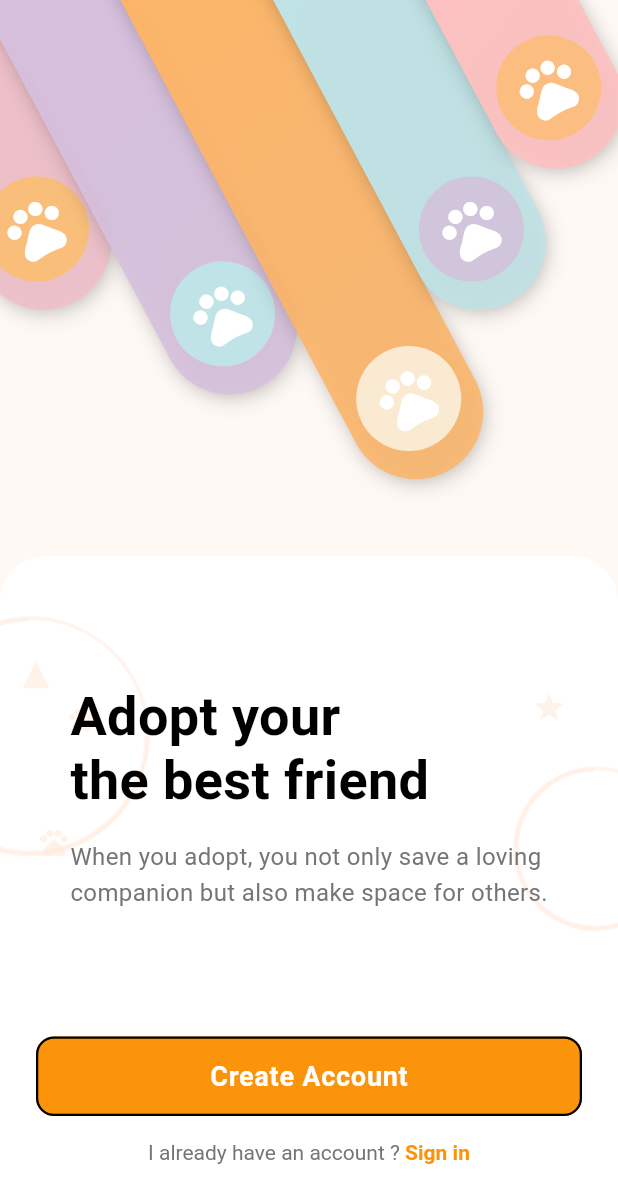
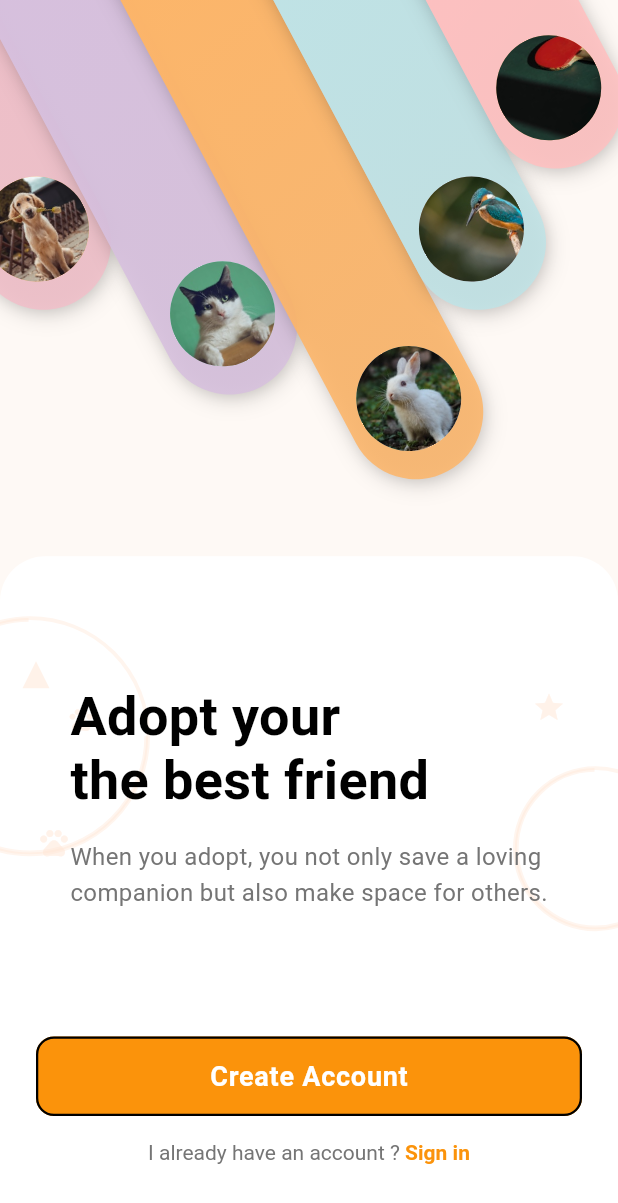
Before and after one commit to Sopheaktra-Phol/purfect_care, a Flutter app: the screen it shows after launch, on a phone screen of 412 x 824 dp. Shown: the top 1203 px of the screen. Run offline on Flutter 3.47's test engine with Material 3 defaults, Android fonts, the light colour scheme and no system bars; our stand-ins replace cloud_firestore, firebase_auth, firebase_core, firebase_storage, flutter_local_notifications, google_sign_in and 5 more; accounts and stored records are empty; Roboto replaces fonts that are missing (Poppins).

Commit message:
improve UI

```diff
--- a/lib/screens/welcome_screen.dart
+++ b/lib/screens/welcome_screen.dart
@@ -119,13 +119,13 @@ class _PetRibbonsSection extends StatelessWidget {
       return Stack(
         clipBehavior: Clip.none,
         children: [
-        // Out-left strip - leftmost - Grey tabby cat
+        // Out-left strip - leftmost - Dog
         _PetRibbon(
           color: const Color(0xFFF1BFC9), // #f1bfc9
           leftOffset: -70,
           topOffset: -100,
           height: 320,
-          petIcon: Icons.pets,
+          petImagePath: 'assets/images/pets/dog.png',
           petBackgroundColor: const Color(0xFFF8BE7A), // #f8be7a
           petImageX: 45, // Center horizontally
           petImageY: 265, // Moved up by 20
@@ -133,13 +133,13 @@ class _PetRibbonsSection extends StatelessWidget {
           animationController: animationController,
         ),
 
-        // Strip to the left - Brown dog
+        // Strip to the left - Cat
         _PetRibbon(
           color: const Color(0xFFD7C0DE), // #d7c0de
           leftOffset: 40,
           topOffset: -100,
           height: 380,
-          petIcon: Icons.pets,
+          petImagePath: 'assets/images/pets/cat.png',
           petBackgroundColor: const Color(0xFFC0E3E7), // #c0e3e7
           petImageX: 45, // Center horizontally
           petImageY: 325, // Moved up by 20
@@ -147,13 +147,13 @@ class _PetRibbonsSection extends StatelessWidget {
           animationController: animationController,
         ),
 
-        // Strip 3 (middle) - Long - Brown and white rabbit
+        // Strip 3 (middle) - Long - Rabbit
         _PetRibbon(
           color: const Color(0xFFFDB568), // #fdb568
           leftOffset: 150,
           topOffset: -100,
           height: 440,
-          petIcon: Icons.pets,
+          petImagePath: 'assets/images/pets/rabbit.png',
           petBackgroundColor: const Color(0xFFFBEAD2), // #fbead2
           petImageX: 45, // Center horizontally
           petImageY: 385, // Moved up by 20
@@ -161,13 +161,13 @@ class _PetRibbonsSection extends StatelessWidget {
           animationController: animationController,
         ),
 
-        // Strip to the right - Blue and yellow macaw
+        // Strip to the right - Bird
         _PetRibbon(
           color: const Color(0xFFBFE3E6), // #bfe3e6
           leftOffset: 220,
           topOffset: -100,
           height: 320,
-          petIcon: Icons.pets,
+          petImagePath: 'assets/images/pets/bird.png',
           petBackgroundColor: const Color(0xFFD1C5DB), // #d1c5db
           petImageX: 45, // Center horizontally
           petImageY: 265, // Moved up by 20
@@ -175,13 +175,13 @@ class _PetRibbonsSection extends StatelessWidget {
           animationController: animationController,
         ),
 
-        // Out-right strip - rightmost - Black and white tuxedo cat
+        // Out-right strip - rightmost - Hamster
         _PetRibbon(
           color: const Color(0xFFFFC0C0), // #ffc0c0
           leftOffset: 295,
           topOffset: -100,
           height: 220,
-          petIcon: Icons.pets,
+          petImagePath: 'assets/images/pets/hamster.png',
           petBackgroundColor: const Color(0xFFFCBD80), // #fcbd80
           petImageX: 45, // Center horizontally
           petImageY: 165, // Moved up by 20
@@ -198,7 +198,7 @@ class _PetRibbon extends StatelessWidget {
   final double leftOffset;
   final double topOffset;
   final double height;
-  final IconData? petIcon;
+  final String? petImagePath;
   final Color? petBackgroundColor;
   final double? petImageX;
   final double? petImageY;
@@ -210,7 +210,7 @@ class _PetRibbon extends StatelessWidget {
     required this.leftOffset,
     required this.topOffset,
     required this.height,
-    this.petIcon,
+    this.petImagePath,
     this.petBackgroundColor,
     this.petImageX,
     this.petImageY,
@@ -282,7 +282,7 @@ class _PetRibbon extends StatelessWidget {
                     ),
                   ),
                   // Circular pet image at the end of the strip
-                  if (petIcon != null && petBackgroundColor != null && petImageX != null && petImageY != null)
+                  if (petImagePath != null && petBackgroundColor != null && petImageX != null && petImageY != null)
                     Positioned(
                       left: petImageX! - 35, // Center the 70x70 circle
                       top: petImageY! - 35,
@@ -297,10 +297,27 @@ class _PetRibbon extends StatelessWidget {
                               shape: BoxShape.circle,
                               color: petBackgroundColor,
                             ),
-                            child: Icon(
-                              petIcon,
-                              size: 45,
-                              color: Colors.white,
+                            child: ClipOval(
+                              child: Image.asset(
+                                petImagePath!,
+                                width: 70,
+                                height: 70,
+                                fit: BoxFit.cover,
+                                cacheWidth: 140,
+                                cacheHeight: 140,
+                                errorBuilder: (context, error, stackTrace) {
+                                  // Fallback to a simple icon if image doesn't exist
+                                  debugPrint('Error loading image: $petImagePath - $error');
+                                  return Container(
+                                    color: petBackgroundColor,
+                                    child: const Icon(
+                                      Icons.pets,
+                                      size: 45,
+                                      color: Colors.white,
+                                    ),
+                                  );
+                                },
+                              ),
                             ),
                           ),
                         ),
--- a/pubspec.yaml
+++ b/pubspec.yaml
@@ -40,6 +40,7 @@ flutter:
     enable-lldb-debugging: false
   assets:
     - assets/images/
+    - assets/images/pets/
     - assets/icons/
     - assets/lottie/
 
```
Also changed, not shown: lib/providers/reminder_provider.dart (+34 -1 lines), lib/screens/add_pet_screen.dart (+38 -20 lines), lib/screens/pet_detail_screen.dart (+8 -6 lines), lib/services/notification_service.dart (+56 -1 lines), assets/images/pets/bird.png (added), assets/images/pets/cat.png (added), assets/images/pets/dog.png (added), assets/images/pets/hamster.png (added), assets/images/pets/rabbit.png (added).
